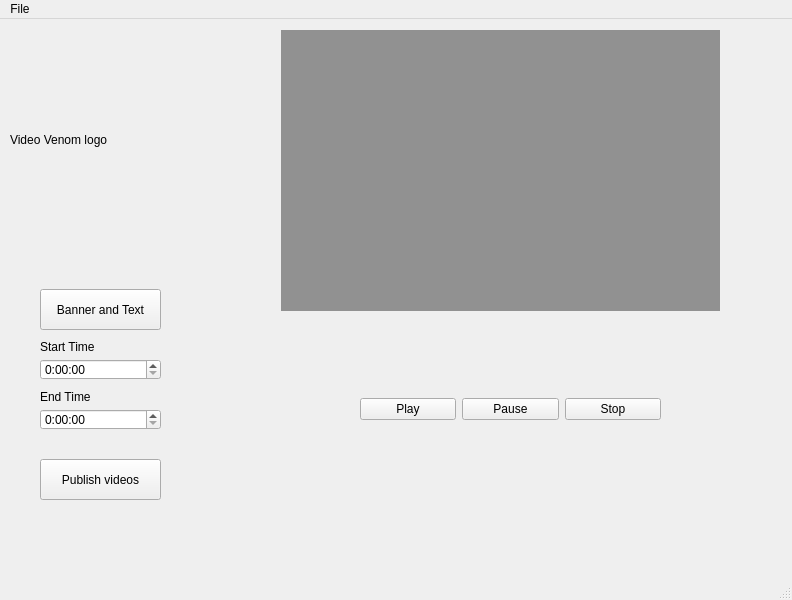
Old version of the form ui/basic.ui in the repository pratikone/videoVenom.
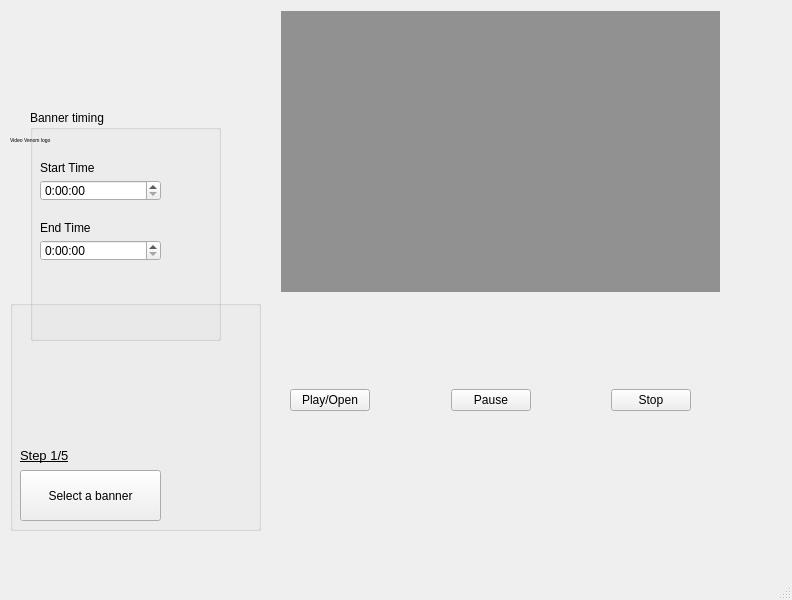
New version of the form. Custom widgets are drawn as their Qt base class.

Commit message: part 1 of flow is done

What changed in the file:
```diff
--- a/ui/basic.ui
+++ b/ui/basic.ui
@@ -53,64 +53,73 @@
      <string notr="true">background-color: rgba(255, 255, 255, 0)</string>
     </property>
    </widget>
-   <widget class="QPushButton" name="bannerBtn">
-    <property name="geometry">
-     <rect>
-      <x>40</x>
-      <y>270</y>
-      <width>121</width>
-      <height>41</height>
-     </rect>
-    </property>
-    <property name="text">
-     <string>Banner and Text</string>
-    </property>
-   </widget>
-   <widget class="QLabel" name="logoLabel">
-    <property name="geometry">
-     <rect>
-      <x>10</x>
-      <y>10</y>
-      <width>241</width>
-      <height>221</height>
-     </rect>
-    </property>
-    <property name="autoFillBackground">
-     <bool>false</bool>
-    </property>
-    <property name="styleSheet">
-     <string notr="true"/>
-    </property>
-    <property name="text">
-     <string>Video Venom logo</string>
-    </property>
-   </widget>
    <widget class="QWidget" name="layoutWidget">
     <property name="geometry">
      <rect>
-      <x>360</x>
+      <x>290</x>
       <y>350</y>
-      <width>301</width>
-      <height>81</height>
+      <width>401</width>
+      <height>101</height>
      </rect>
     </property>
     <layout class="QHBoxLayout" name="horizontalLayout">
      <item>
       <widget class="QPushButton" name="playButton">
+       <property name="font">
+        <font>
+         <family>Arial</family>
+        </font>
+       </property>
        <property name="text">
-        <string>Play</string>
+        <string>Play/Open</string>
        </property>
       </widget>
      </item>
+     <item>
+      <spacer name="horizontalSpacer">
+       <property name="orientation">
+        <enum>Qt::Horizontal</enum>
+       </property>
+       <property name="sizeHint" stdset="0">
+        <size>
+         <width>40</width>
+         <height>20</height>
+        </size>
+       </property>
+      </spacer>
+     </item>
      <item>
       <widget class="QPushButton" name="pauseButton">
+       <property name="font">
+        <font>
+         <family>Arial</family>
+        </font>
+       </property>
        <property name="text">
         <string>Pause</string>
        </property>
       </widget>
      </item>
+     <item>
+      <spacer name="horizontalSpacer_2">
+       <property name="orientation">
+        <enum>Qt::Horizontal</enum>
+       </property>
+       <property name="sizeHint" stdset="0">
+        <size>
+         <width>40</width>
+         <height>20</height>
+        </size>
+       </property>
+      </spacer>
+     </item>
      <item>
       <widget class="QPushButton" name="stopButton">
+       <property name="font">
+        <font>
+         <family>Arial</family>
+        </font>
+       </property>
        <property name="text">
         <string>Stop</string>
        </property>
@@ -118,69 +127,170 @@
      </item>
     </layout>
    </widget>
-   <widget class="QLabel" name="startTimeLabel">
+   <widget class="QGroupBox" name="bannerBox">
     <property name="geometry">
      <rect>
-      <x>40</x>
-      <y>320</y>
-      <width>61</width>
-      <height>16</height>
+      <x>30</x>
+      <y>110</y>
+      <width>191</width>
+      <height>231</height>
      </rect>
     </property>
-    <property name="text">
-     <string>Start Time</string>
+    <property name="font">
+     <font>
+      <family>Arial</family>
+      <pointsize>9</pointsize>
+     </font>
     </property>
-   </widget>
-   <widget class="QLabel" name="startTimeLabel_2">
-    <property name="geometry">
-     <rect>
-      <x>40</x>
-      <y>370</y>
-      <width>61</width>
-      <height>16</height>
-     </rect>
+    <property name="title">
+     <string>Banner timing</string>
     </property>
-    <property name="text">
-     <string>End Time</string>
-    </property>
+    <widget class="QTimeEdit" name="endTimeWidget">
+     <property name="geometry">
+      <rect>
+       <x>10</x>
+       <y>130</y>
+       <width>121</width>
+       <height>21</height>
+      </rect>
+     </property>
+     <property name="displayFormat">
+      <string>h:mm:ss</string>
+     </property>
+    </widget>
+    <widget class="QLabel" name="startTimeLabel">
+     <property name="geometry">
+      <rect>
+       <x>10</x>
+       <y>50</y>
+       <width>71</width>
+       <height>16</height>
+      </rect>
+     </property>
+     <property name="font">
+      <font>
+       <family>Arial</family>
+      </font>
+     </property>
+     <property name="text">
+      <string>Start Time</string>
+     </property>
+    </widget>
+    <widget class="QTimeEdit" name="startTimeWidget">
+     <property name="geometry">
+      <rect>
+       <x>10</x>
+       <y>70</y>
+       <width>121</width>
+       <height>21</height>
+      </rect>
+     </property>
+     <property name="displayFormat">
+      <string>h:mm:ss</string>
+     </property>
+    </widget>
+    <widget class="QLabel" name="startTimeLabel_2">
+     <property name="geometry">
+      <rect>
+       <x>10</x>
+       <y>110</y>
+       <width>61</width>
+       <height>16</height>
+      </rect>
+     </property>
+     <property name="font">
+      <font>
+       <family>Arial</family>
+      </font>
+     </property>
+     <property name="text">
+      <string>End Time</string>
+     </property>
+    </widget>
+    <zorder>nextBtn</zorder>
+    <zorder>startTimeWidget</zorder>
+    <zorder>startTimeLabel</zorder>
+    <zorder>endTimeWidget</zorder>
+    <zorder>startTimeLabel</zorder>
+    <zorder>startTimeWidget</zorder>
+    <zorder>startTimeLabel_2</zorder>
    </widget>
-   <widget class="QTimeEdit" name="startTimeWidget">
+   <widget class="QGroupBox" name="progressBox">
     <property name="geometry">
      <rect>
-      <x>40</x>
-      <y>340</y>
-      <width>121</width>
-      <height>21</height>
+      <x>10</x>
+      <y>300</y>
+      <width>251</width>
+      <height>231</height>
      </rect>
     </property>
-    <property name="displayFormat">
-     <string>h:mm:ss</string>
+    <property name="title">
+     <string/>
     </property>
+    <widget class="QLabel" name="nextLabel">
+     <property name="geometry">
+      <rect>
+       <x>10</x>
+       <y>140</y>
+       <width>81</width>
+       <height>31</height>
+      </rect>
+     </property>
+     <property name="font">
+      <font>
+       <family>Arial</family>
+       <pointsize>10</pointsize>
+       <weight>50</weight>
+       <italic>false</italic>
+       <bold>false</bold>
+       <underline>true</underline>
+      </font>
+     </property>
+     <property name="autoFillBackground">
+      <bool>false</bool>
+     </property>
+     <property name="text">
+      <string>Step 1/5</string>
+     </property>
+    </widget>
+    <widget class="QPushButton" name="nextBtn">
+     <property name="geometry">
+      <rect>
+       <x>10</x>
+       <y>170</y>
+       <width>141</width>
+       <height>51</height>
+      </rect>
+     </property>
+     <property name="font">
+      <font>
+       <family>Arial</family>
+      </font>
+     </property>
+     <property name="text">
+      <string>Select a banner</string>
+     </property>
+    </widget>
    </widget>
-   <widget class="QTimeEdit" name="endTimeWidget">
+   <widget class="QLabel" name="logoLabel">
     <property name="geometry">
      <rect>
-      <x>40</x>
-      <y>390</y>
-      <width>121</width>
-      <height>21</height>
+      <x>10</x>
+      <y>20</y>
+      <width>241</width>
+      <height>241</height>
      </rect>
     </property>
-    <property name="displayFormat">
-     <string>h:mm:ss</string>
+    <property name="font">
+     <font>
+      <pointsize>4</pointsize>
+     </font>
     </property>
-   </widget>
-   <widget class="QPushButton" name="publishButton">
-    <property name="geometry">
-     <rect>
-      <x>40</x>
-      <y>440</y>
-      <width>121</width>
-      <height>41</height>
-     </rect>
+    <property name="autoFillBackground">
+     <bool>false</bool>
     </property>
     <property name="text">
-     <string>Publish videos</string>
+     <string>Video Venom logo</string>
     </property>
    </widget>
    <zorder>startTimeWidget</zorder>
@@ -191,28 +301,8 @@
    <zorder>bannerBtn</zorder>
    <zorder>logoLabel</zorder>
    <zorder>layoutWidget</zorder>
-   <zorder>publishButton</zorder>
-   <zorder>startTimeLabel</zorder>
-   <zorder>startTimeLabel_2</zorder>
-  </widget>
-  <widget class="QMenuBar" name="menubar">
-   <property name="geometry">
-    <rect>
-     <x>0</x>
-     <y>0</y>
-     <width>792</width>
-     <height>21</height>
-    </rect>
-   </property>
-   <widget class="QMenu" name="menuFile">
-    <property name="title">
-     <string>File</string>
-    </property>
-    <addaction name="actionOpen"/>
-    <addaction name="separator"/>
-    <addaction name="actionExit"/>
-   </widget>
-   <addaction name="menuFile"/>
+   <zorder>progressBox</zorder>
+   <zorder>logoLabel</zorder>
   </widget>
   <widget class="QStatusBar" name="statusbar"/>
   <action name="actionOpen">
```
Left out of the diff: 14 changed lines with no effect on the pictures. The commit also changes 2 other files.
